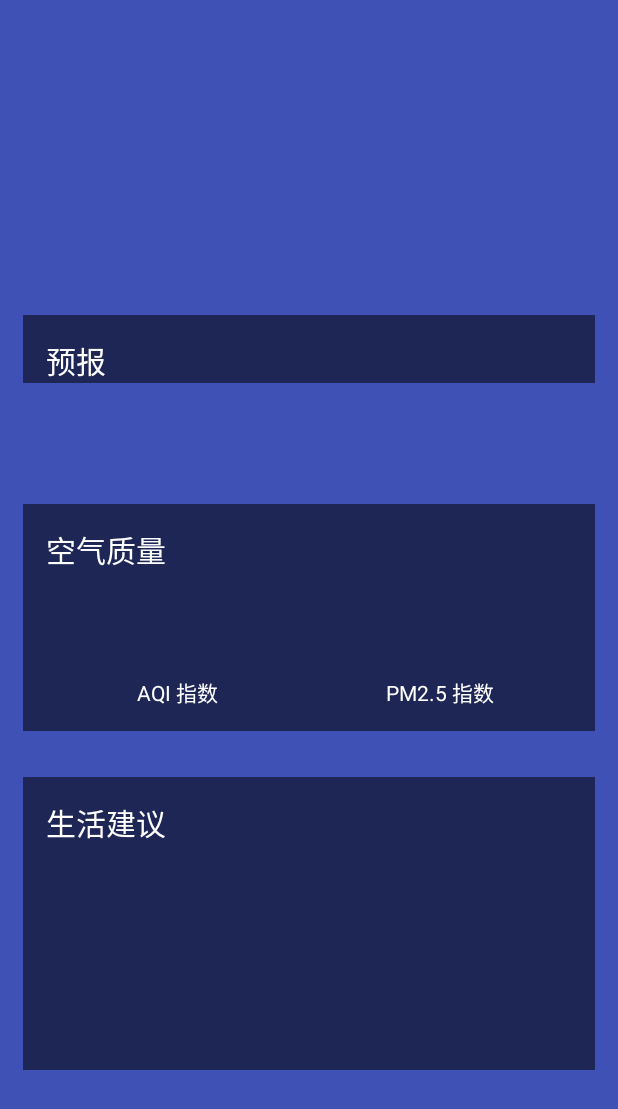
After one commit to PKU-YIshengHuang/coolweather, an Android app: the WeatherActivity screen opened directly, with no data from a screen before it, on a phone screen of 412 x 824 dp. The commit adds this screen. Shown: the top 1109 px of the screen. Run offline under Robolectric (Android 15) with nearby library versions, the phone set to English and light mode, and no system bars.

Commit message:
完成所有布局文件，未完成显示功能

```diff
--- a/app/build.gradle
+++ b/app/build.gradle
@@ -24,7 +24,8 @@ dependencies {
     androidTestCompile('com.android.support.test.espresso:espresso-core:2.2.2', {
         exclude group: 'com.android.support', module: 'support-annotations'
     })
-    testCompile 'junit:junit:4.12'
+
+
     compile 'com.android.support:appcompat-v7:25.2.0'
     compile 'com.android.support.constraint:constraint-layout:1.0.2'
     compile 'com.android.support:support-v4:25.2.0'
@@ -33,4 +34,5 @@ dependencies {
     compile 'org.litepal.android:core:1.3.2'
     compile 'com.squareup.okhttp3:okhttp:3.8.0'
     compile 'com.google.code.gson:gson:2.7'
+    testCompile 'junit:junit:4.12'
 }
--- /dev/null
+++ b/app/src/main/java/com/coolweather/android/WeatherActivity.java
@@ -0,0 +1,13 @@
+package com.coolweather.android;
+
+import android.support.v7.app.AppCompatActivity;
+import android.os.Bundle;
+
+public class WeatherActivity extends AppCompatActivity {
+
+    @Override
+    protected void onCreate(Bundle savedInstanceState) {
+        super.onCreate(savedInstanceState);
+        setContentView(R.layout.activity_weather);
+    }
+}
--- /dev/null
+++ b/app/src/main/java/com/coolweather/android/gson/AQI.java
@@ -0,0 +1,14 @@
+package com.coolweather.android.gson;
+
+/**
+ * Created by pc on 2017/6/17.
+ */
+
+public class AQI {
+    public AQICity city;
+    public class AQICity{
+        public String aqi;
+        public String pm25;
+    }
+
+}
--- /dev/null
+++ b/app/src/main/java/com/coolweather/android/gson/Basic.java
@@ -0,0 +1,22 @@
+package com.coolweather.android.gson;
+
+import com.google.gson.annotations.SerializedName;
+
+/**
+ *  创建类
+ */
+
+public class Basic {
+    @SerializedName("city")
+    public String cityName;
+
+    @SerializedName("id")
+    public String weatherId;
+
+    public Update update;
+
+    private class Update {
+        @SerializedName("loc")
+        public String updateTime;
+    }
+}
--- /dev/null
+++ b/app/src/main/java/com/coolweather/android/gson/Forecast.java
@@ -0,0 +1,27 @@
+package com.coolweather.android.gson;
+
+import com.google.gson.annotations.SerializedName;
+
+/**
+ * Created by pc on 2017/6/17.
+ */
+
+public class Forecast {
+    public String data;
+    public More more;
+    public Temperature temperature;
+
+    class More {
+        @SerializedName("txt_d")
+        public String info;
+    }
+
+    class Temperature {
+        public String max;
+
+        public String min;
+
+    }
+
+
+}
--- /dev/null
+++ b/app/src/main/java/com/coolweather/android/gson/Now.java
@@ -0,0 +1,20 @@
+package com.coolweather.android.gson;
+
+import com.google.gson.annotations.SerializedName;
+
+/**
+ * Created by pc on 2017/6/17.
+ */
+
+public class Now {
+    @SerializedName("temp")
+    public String temperature;
+
+    @SerializedName("cond")
+    public More more;
+
+    public class More{
+        @SerializedName("txt")
+        public String info;
+    }
+}
--- /dev/null
+++ b/app/src/main/java/com/coolweather/android/gson/Suggestion.java
@@ -0,0 +1,34 @@
+package com.coolweather.android.gson;
+
+import com.google.gson.annotations.SerializedName;
+
+/**
+ * Created by pc on 2017/6/17.
+ */
+
+public class Suggestion {
+    @SerializedName("comf")
+    public Comfort comfort;
+
+    @SerializedName("cw")
+    public CarWash carWash;
+
+    @SerializedName("sport")
+    public Sport sport;
+
+    class Comfort{
+        @SerializedName("txt")
+        public String info;
+    }
+
+    class CarWash{
+        @SerializedName("txt")
+        public String info;
+    }
+
+    class Sport{
+        @SerializedName("txt")
+        public String info;
+    }
+
+}
--- /dev/null
+++ b/app/src/main/java/com/coolweather/android/gson/Weather.java
@@ -0,0 +1,28 @@
+package com.coolweather.android.gson;
+
+import com.google.gson.annotations.SerializedName;
+
+import java.util.List;
+
+/**
+ * 总的Weather类，包含Basic、Api、Suggestion和Forecast类的实例对象
+ */
+
+public class Weather {
+    public Basic basic;
+
+    public Forecast forecast;
+
+    public Now now;
+
+    public Suggestion suggestion;
+
+    public AQI aqi;
+
+    // 返回的JSON数据里面有一个字段是 status
+    public String status;
+
+    @SerializedName("daily_forecast")
+    public List<Forecast> forecastList;
+
+}
--- a/app/src/main/java/com/coolweather/android/util/Utility.java
+++ b/app/src/main/java/com/coolweather/android/util/Utility.java
@@ -70,9 +70,10 @@ public class Utility {
     public static boolean handleCountyResponse(String response, int cityId){
         if(!TextUtils.isEmpty(response)){
             try {
+                // 解析json数组的allCounties
                 JSONArray allCounties = new JSONArray(response);
                 for (int i = 0; i < allCounties.length(); i++) {
-                    JSONObject cityObject = allCounties.getJSONObject(i);
+                    JSONObject cityObject = allCounties.getJSONObject(i); // 得到jsonObject对象
                     County county = new County();
                     county.setCityId(cityObject.getInt("id"));
                     county.setWeatherId(cityObject.getString("weather_id"));
--- /dev/null
+++ b/app/src/main/res/layout/activity_weather.xml
@@ -0,0 +1,27 @@
+<?xml version="1.0" encoding="utf-8"?>
+<FrameLayout
+    xmlns:android="http://schemas.android.com/apk/res/android"
+    xmlns:tools="http://schemas.android.com/tools"
+    android:layout_width="match_parent"
+    android:layout_height="match_parent"
+    tools:context="com.coolweather.android.WeatherActivity"
+    android:background="@color/colorPrimary">
+    <ScrollView
+        android:id="@+id/weather_layout"
+        android:layout_width="match_parent"
+        android:layout_height="match_parent"
+        android:scrollbars="none"
+        android:overScrollMode="never">
+        <LinearLayout
+            android:orientation="vertical"
+            android:layout_width="match_parent"
+            android:layout_height="wrap_content">
+            <include layout="@layout/title"/>
+            <include layout="@layout/now"/>
+            <include layout="@layout/forecast"/>
+            <include layout="@layout/forecast_item"/>
+            <include layout="@layout/aqi"/>
+            <include layout="@layout/suggestion"/>
+        </LinearLayout>
+    </ScrollView>
+</FrameLayout>
--- /dev/null
+++ b/app/src/main/res/layout/aqi.xml
@@ -0,0 +1,77 @@
+<?xml version="1.0" encoding="utf-8"?>
+<LinearLayout xmlns:android="http://schemas.android.com/apk/res/android"
+              android:orientation="vertical"
+              android:layout_width="match_parent"
+              android:layout_height="wrap_content"
+              android:layout_margin="15dp"
+              android:background="#8000">
+    <TextView
+        android:layout_width="wrap_content"
+        android:layout_height="wrap_content"
+        android:layout_marginTop="15dp"
+        android:layout_marginLeft="15dp"
+        android:text="@string/airQuality"
+        android:textColor="#fff"
+        android:textSize="20sp" />
+    <LinearLayout
+        android:layout_width="match_parent"
+        android:layout_height="wrap_content"
+        android:layout_margin="15dp">
+
+        <!--左边的控件-->
+        <RelativeLayout
+            android:layout_width="0dp"
+            android:layout_height="match_parent"
+            android:layout_weight="1">
+            <LinearLayout
+                android:orientation="vertical"
+                android:layout_width="match_parent"
+                android:layout_height="wrap_content"
+                android:layout_centerInParent="true">
+                <TextView
+                    android:id="@+id/aqi_text"
+                    android:layout_width="wrap_content"
+                    android:layout_height="wrap_content"
+                    android:layout_gravity="center"
+                    android:textColor="#fff"
+                    android:textSize="40sp"/>
+                <TextView
+                    android:layout_width="wrap_content"
+                    android:layout_height="wrap_content"
+                    android:layout_gravity="center"
+                    android:text="@string/aqi_index"
+                    android:textColor="#fff"/>
+            </LinearLayout>
+        </RelativeLayout>
+
+
+        <!--右边的控件-->
+        <RelativeLayout
+            android:layout_width="0dp"
+            android:layout_height="match_parent"
+            android:layout_weight="1">
+            <LinearLayout
+                android:orientation="vertical"
+                android:layout_width="match_parent"
+                android:layout_height="wrap_content"
+                android:layout_centerInParent="true">
+                <TextView
+                    android:id="@+id/pm25_text"
+                    android:layout_width="wrap_content"
+                    android:layout_height="wrap_content"
+                    android:layout_gravity="center"
+                    android:textColor="#fff"
+                    android:textSize="40sp"/>
+                <TextView
+                    android:layout_width="wrap_content"
+                    android:layout_height="wrap_content"
+                    android:layout_gravity="center"
+                    android:text="@string/pm25_index"
+                    android:textColor="#fff"/>
+            </LinearLayout>
+        </RelativeLayout>
+
+
+    </LinearLayout>
+
+</LinearLayout>
--- /dev/null
+++ b/app/src/main/res/layout/forecast.xml
@@ -0,0 +1,26 @@
+<?xml version="1.0" encoding="utf-8"?>
+<LinearLayout xmlns:android="http://schemas.android.com/apk/res/android"
+    android:layout_width="match_parent"
+    android:layout_height="wrap_content"
+    android:orientation="vertical"
+    android:layout_margin="15dp"
+    android:background="#8000">
+
+    <TextView
+    android:layout_width="wrap_content"
+    android:layout_height="wrap_content"
+    android:layout_marginLeft="15dp"
+    android:layout_marginTop="15dp"
+    android:text="@string/forecast_string"
+    android:textColor="#fff"
+    android:textSize="20sp"/>
+
+    <LinearLayout
+        android:id="@+id/forecast_layout"
+        android:orientation="vertical"
+        android:layout_width="match_parent"
+        android:layout_height="wrap_content">
+
+    </LinearLayout>
+
+</LinearLayout>
--- /dev/null
+++ b/app/src/main/res/layout/forecast_item.xml
@@ -0,0 +1,43 @@
+<?xml version="1.0" encoding="utf-8"?>
+<LinearLayout xmlns:android="http://schemas.android.com/apk/res/android"
+              android:orientation="horizontal"
+              android:layout_width="match_parent"
+              android:layout_height="wrap_content"
+              android:layout_margin="15dp">
+
+    <TextView
+        android:id="@+id/data_text"
+        android:layout_width="0dp"
+        android:layout_height="wrap_content"
+        android:layout_gravity="center_vertical"
+        android:layout_weight="2"
+        android:textColor="#fff"/>
+
+    <TextView
+        android:id="@+id/info_text"
+        android:layout_width="0dp"
+        android:layout_height="wrap_content"
+        android:layout_gravity="center_vertical"
+        android:layout_weight="1"
+        android:gravity="center"
+        android:textColor="#fff"/>
+
+    <TextView
+        android:id="@+id/max_text"
+        android:layout_width="0dp"
+        android:layout_height="wrap_content"
+        android:layout_gravity="center"
+        android:layout_weight="1"
+        android:gravity="right"
+        android:textColor="#fff"/>
+
+
+    <TextView
+        android:id="@+id/min_text"
+        android:layout_width="0dp"
+        android:layout_height="wrap_content"
+        android:layout_gravity="center"
+        android:layout_weight="1"
+        android:gravity="right"
+        android:textColor="#fff"/>
+</LinearLayout>
--- /dev/null
+++ b/app/src/main/res/layout/now.xml
@@ -0,0 +1,24 @@
+<?xml version="1.0" encoding="utf-8"?>
+<LinearLayout xmlns:android="http://schemas.android.com/apk/res/android"
+              android:layout_width="match_parent"
+              android:layout_height="wrap_content"
+              android:layout_margin="15dp"
+              android:orientation="vertical">
+
+    <TextView
+        android:id="@+id/degree_text"
+        android:layout_width="wrap_content"
+        android:layout_height="wrap_content"
+        android:layout_gravity="end"
+        android:textColor="#fff"
+        android:textSize="60sp"/>
+
+    <TextView
+        android:id="@+id/weather_info_txt"
+        android:layout_width="wrap_content"
+        android:layout_height="wrap_content"
+        android:layout_gravity="end"
+        android:textColor="#fff"
+        android:textSize="20sp"/>
+
+</LinearLayout>
--- /dev/null
+++ b/app/src/main/res/layout/suggestion.xml
@@ -0,0 +1,38 @@
+<?xml version="1.0" encoding="utf-8"?>
+<LinearLayout xmlns:android="http://schemas.android.com/apk/res/android"
+              android:orientation="vertical"
+              android:layout_width="match_parent"
+              android:layout_height="wrap_content"
+              android:layout_margin="15dp"
+              android:background="#8000">
+    <TextView
+        android:layout_width="wrap_content"
+        android:layout_height="wrap_content"
+        android:layout_marginLeft="15dp"
+        android:layout_marginTop="15dp"
+        android:text="@string/life_suggest"
+        android:textColor="#fff"
+        android:textSize="20sp"/>
+
+    <TextView
+        android:id="@+id/comfort_text"
+        android:layout_width="wrap_content"
+        android:layout_height="wrap_content"
+        android:layout_margin="15dp"
+        android:textColor="#fff"/>
+
+    <TextView
+        android:id="@+id/car_wash_text"
+        android:layout_width="wrap_content"
+        android:layout_height="wrap_content"
+        android:layout_margin="15dp"
+        android:textColor="#fff"/>
+
+    <TextView
+        android:id="@+id/sport_text"
+        android:layout_width="wrap_content"
+        android:layout_height="wrap_content"
+        android:layout_margin="15dp"
+        android:textColor="#fff"/>
+
+</LinearLayout>
--- /dev/null
+++ b/app/src/main/res/layout/title.xml
@@ -0,0 +1,25 @@
+<?xml version="1.0" encoding="utf-8"?>
+<RelativeLayout xmlns:android="http://schemas.android.com/apk/res/android"
+                android:layout_width="match_parent"
+                android:layout_height="?attr/actionBarSize">
+
+    <TextView
+        android:id="@+id/title_city"
+        android:layout_width="wrap_content"
+        android:layout_height="wrap_content"
+        android:layout_centerInParent="true"
+        android:textColor="#fff"
+        android:textSize="20sp"/>
+
+    <TextView
+        android:id="@+id/title_update_time"
+        android:layout_width="wrap_content"
+        android:layout_height="wrap_content"
+        android:layout_marginRight="10dp"
+        android:layout_alignParentRight="true"
+        android:layout_centerVertical="true"
+        android:textColor="#fff"
+        android:textSize="16sp"/>
+
+
+</RelativeLayout>
--- a/app/src/main/res/values/strings.xml
+++ b/app/src/main/res/values/strings.xml
@@ -1,3 +1,8 @@
 <resources>
     <string name="app_name">CoolWeather</string>
+    <string name="forecast_string">预报</string>
+    <string name="airQuality">空气质量</string>
+    <string name="aqi_index">AQI 指数</string>
+    <string name="pm25_index">PM2.5 指数</string>
+    <string name="life_suggest">生活建议</string>
 </resources>
```
Also changed, not shown: app/src/main/AndroidManifest.xml (+6 -4 lines).
